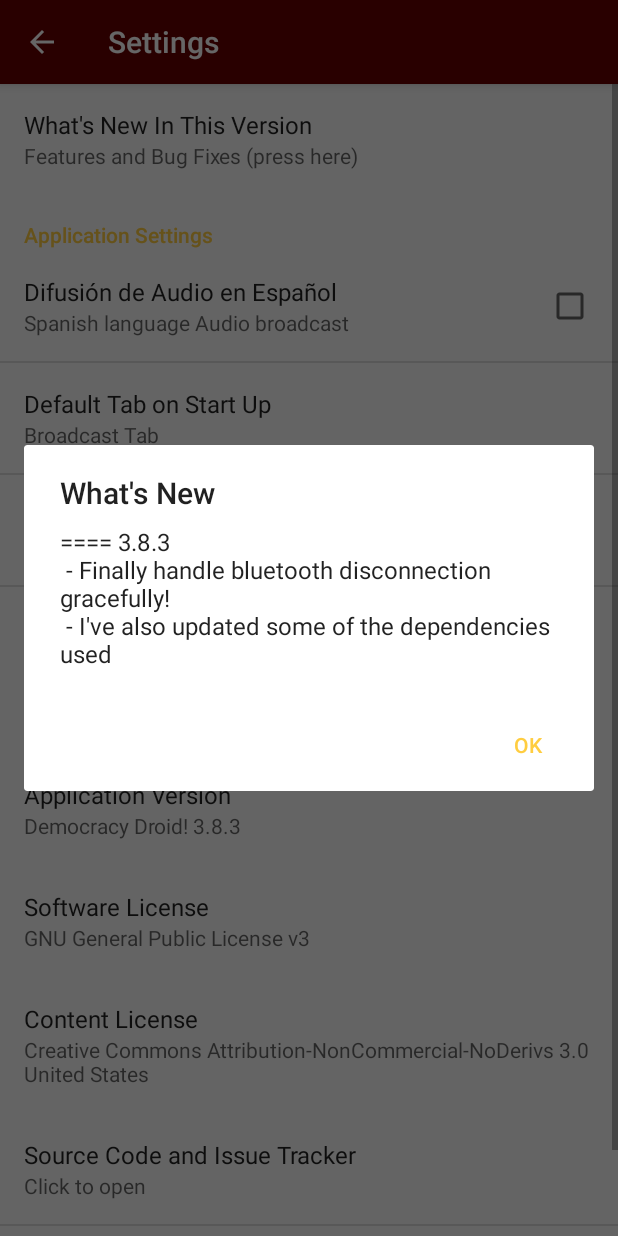
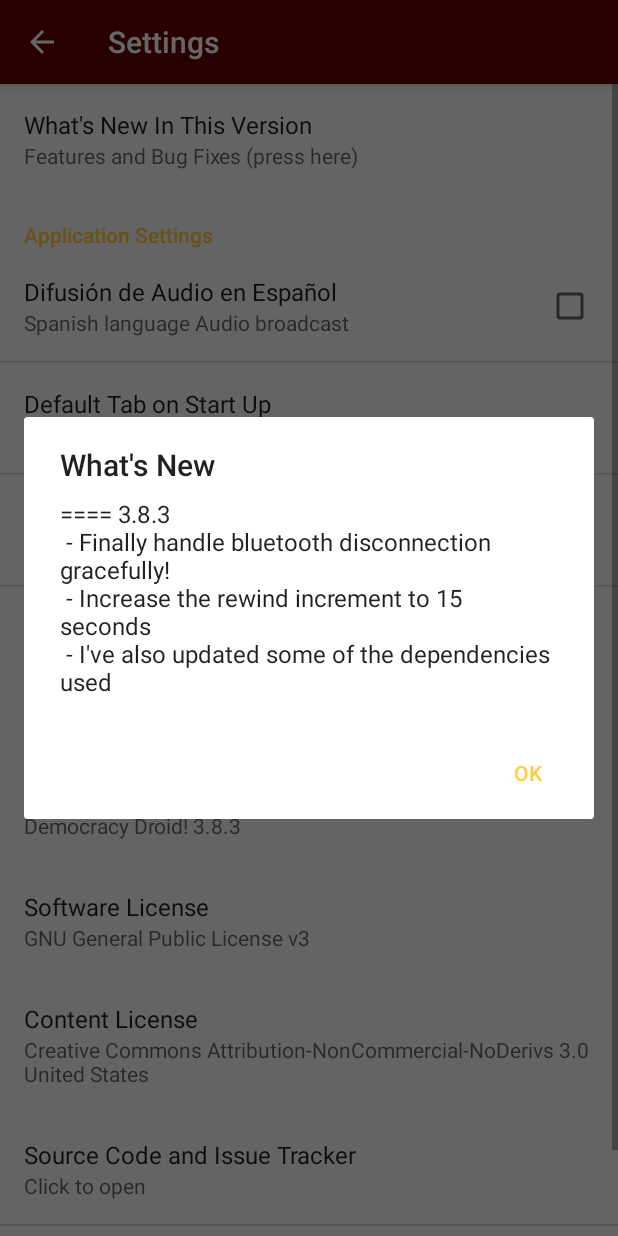
Before and after one commit to fenimore/DemocracyDroid, an Android app: the SettingsActivity screen opened directly, with no data from a screen before it, after a tap on "What's New In This Version", on a phone screen of 412 x 824 dp. Run offline under Robolectric (Android 15) with nearby library versions, the phone set to English and light mode, and no system bars; network calls fail.

Commit message:
Increase rewind increment

```diff
--- a/app/src/main/java/com/workingagenda/democracydroid/MediaActivity.java
+++ b/app/src/main/java/com/workingagenda/democracydroid/MediaActivity.java
@@ -158,8 +158,10 @@ public class MediaActivity extends AppCompatActivity {
             MediaService mediaService = binder.getService();
             player = mediaService.setUpPlayer(url);
             Log.d("ServiceConnection", player.toString());
+
             // ExoPlayer Views
             StyledPlayerView mVideoView = findViewById(R.id.media_player);
+
             mVideoView.setPlayer(player);
             mVideoView.requestFocus();
         }
--- a/app/src/main/res/layout/activity_media.xml
+++ b/app/src/main/res/layout/activity_media.xml
@@ -23,5 +23,6 @@
         android:layout_height="match_parent"
         android:layout_centerInParent="true"
         app:default_artwork="@drawable/logo"
+        app:rewind_increment="15000"
         />
 </RelativeLayout>
--- a/app/src/main/res/values/strings.xml
+++ b/app/src/main/res/values/strings.xml
@@ -31,6 +31,7 @@
     <string name="whatsnew">
         ==== 3.8.3\n
         - Finally handle bluetooth disconnection gracefully!\n
+        - Increase the rewind increment to 15 seconds\n
         - I\'ve also updated some of the dependencies used\n
     </string>
     <string name="open_stream">Default Application to Play Media</string>
```
